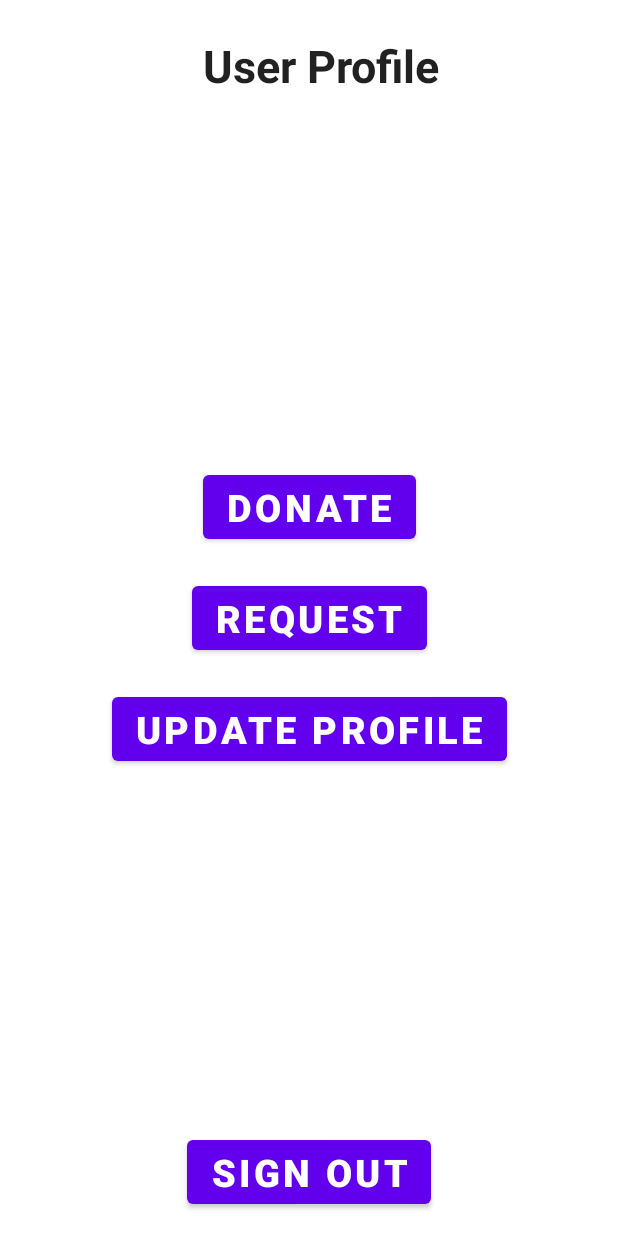
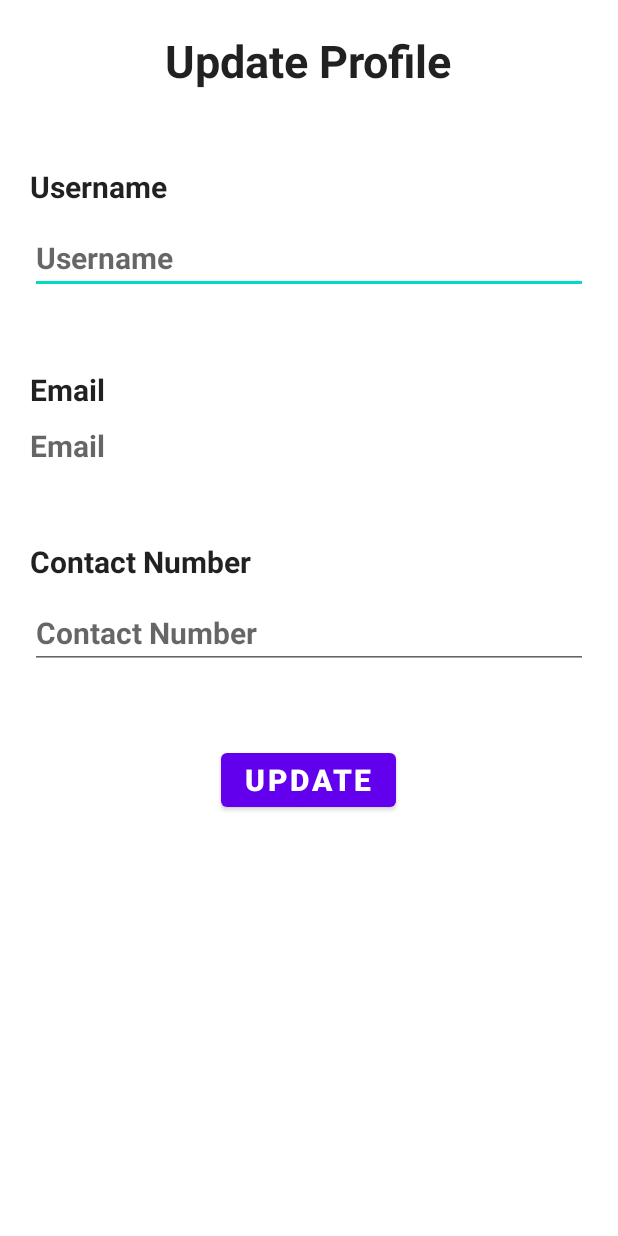
Before and after one commit to VaradMash/annadata_application, an Android app: the screen it shows after launch once a user with an empty profile is signed in (UserProfile before the commit, UpdateProfile after it), after a tap on "UPDATE PROFILE", on a phone screen of 412 x 824 dp. Run offline under Robolectric (Android 15) with nearby library versions, the phone set to English and light mode, and no system bars; our stand-ins replace Firebase (no records; nobody signed in at launch, a user with empty details on screens opened directly).

Commit message:
Update Profile activity updated. Working back-end routine added.

```diff
--- /dev/null
+++ b/app/src/main/java/com/example/annadata/UpdateProfile.java
@@ -0,0 +1,137 @@
+package com.example.annadata;
+
+import androidx.annotation.NonNull;
+import androidx.annotation.Nullable;
+import androidx.appcompat.app.AppCompatActivity;
+import androidx.appcompat.app.AppCompatDelegate;
+
+import android.content.Intent;
+import android.os.Bundle;
+import android.view.View;
+import android.widget.Button;
+import android.widget.EditText;
+import android.widget.ProgressBar;
+import android.widget.TextView;
+import android.widget.Toast;
+
+import com.google.android.gms.tasks.OnCompleteListener;
+import com.google.android.gms.tasks.Task;
+import com.google.firebase.auth.FirebaseAuth;
+import com.google.firebase.firestore.DocumentReference;
+import com.google.firebase.firestore.DocumentSnapshot;
+import com.google.firebase.firestore.EventListener;
+import com.google.firebase.firestore.FirebaseFirestore;
+import com.google.firebase.firestore.FirebaseFirestoreException;
+
+import java.util.HashMap;
+import java.util.Map;
+
+public class UpdateProfile extends AppCompatActivity {
+
+    TextView tvUpdateEmail;
+    EditText etUpdateContactNumber, etUpdateUsername;
+    DocumentReference userDocument;
+    Button btnUpdateDetails;
+    ProgressBar pbUpdateProfile;
+    boolean remember_me;
+    private int successful_orders;
+
+    @Override
+    protected void onCreate(Bundle savedInstanceState) {
+        super.onCreate(savedInstanceState);
+        setContentView(R.layout.activity_update_profile);
+        //Deactivate night mode.
+        AppCompatDelegate.setDefaultNightMode(AppCompatDelegate.MODE_NIGHT_NO);
+        //Get "remember_me" value.
+        remember_me = getIntent().getBooleanExtra("remember_me", true);
+        //Get current user UID.
+        String uid = FirebaseAuth.getInstance().getCurrentUser().getUid();
+        //Initialize widgets.
+        tvUpdateEmail = (TextView)findViewById(R.id.tvUpdateEmail);
+        etUpdateUsername = (EditText)findViewById(R.id.etUpdateUsername);
+        etUpdateContactNumber = (EditText)findViewById(R.id.etUpdateContactNumber);
+        userDocument = FirebaseFirestore.getInstance().collection("users").document(uid);
+        btnUpdateDetails = (Button)findViewById(R.id.btnUpdateDetails);
+        pbUpdateProfile = (ProgressBar)findViewById(R.id.pbUpdateProfile);
+        //Set on click listener update profile.
+        btnUpdateDetails.setOnClickListener(new View.OnClickListener() {
+            @Override
+            public void onClick(View v) {
+                String username = etUpdateUsername.getText().toString();
+                String contact_number = etUpdateContactNumber.getText().toString();
+                String email = tvUpdateEmail.getText().toString();
+                if (username.isEmpty() || contact_number.isEmpty())
+                {
+                    if (username.isEmpty())
+                    {
+                        etUpdateUsername.setError("Username cannot be empty !");
+                        etUpdateUsername.requestFocus();
+                    }
+                    if (contact_number.isEmpty())
+                    {
+                        etUpdateContactNumber.setError("Contact Number cannot be empty !");
+                        etUpdateContactNumber.requestFocus();
+                    }
+                }
+                else
+                {
+                    pbUpdateProfile.setVisibility(View.VISIBLE);
+                    Map<String, Object> map = new HashMap<>();
+                    map.put("username", username);
+                    map.put("contact_number", contact_number);
+                    map.put("successful_orders", successful_orders);
+                    map.put("email", email);
+                    userDocument.set(map)
+                            .addOnCompleteListener(new OnCompleteListener<Void>() {
+                                @Override
+                                public void onComplete(@NonNull Task<Void> task) {
+                                    if (task.isSuccessful())
+                                    {
+                                        Toast.makeText(getApplicationContext(), "User details updated !", Toast.LENGTH_SHORT).show();
+                                    }
+                                    else
+                                    {
+                                        Toast.makeText(getApplicationContext(), "User details could not be updated !", Toast.LENGTH_SHORT).show();
+                                    }
+                                    pbUpdateProfile.setVisibility(View.GONE);
+                                }
+                            });
+                }
+            }
+        });
+    }
+
+    @Override
+    protected void onStart() {
+        super.onStart();
+        userDocument.addSnapshotListener(new EventListener<DocumentSnapshot>() {
+            @Override
+            public void onEvent(@Nullable DocumentSnapshot value, @Nullable FirebaseFirestoreException error) {
+                /*
+                 * Input : None
+                 * Utility : Set value fields to respective values.
+                 * Output : None.
+                 */
+                tvUpdateEmail.setText(value.getString("email"));
+                etUpdateContactNumber.setText(value.getString("contact_number"));
+                etUpdateUsername.setText(value.getString("username"));
+            }
+        });
+    }
+
+    @Override
+    public void onBackPressed() {
+        super.onBackPressed();
+        /*
+         * Input : None
+         * Utility : Navigate back to user profile.
+         * Output : Launch user profile activity.
+         */
+        //Initialize intent
+        Intent intent = new Intent(getApplicationContext(), UserProfile.class);
+        intent.putExtra("remember_me", remember_me);
+        startActivity(intent);
+        //Destroy current activity
+        UpdateProfile.this.finish();
+    }
+}
--- a/app/src/main/java/com/example/annadata/UserProfile.java
+++ b/app/src/main/java/com/example/annadata/UserProfile.java
@@ -60,10 +60,13 @@ public class UserProfile extends AppCompatActivity {
                  * Utility : Launch Update profile activity.
                  * Output : None
                  */
-
+                //Initialize Intent
+                Intent intent = new Intent(getApplicationContext(), UpdateProfile.class);
+                startActivity(intent);
+                //Destroy current profile.
+                UserProfile.this.finish();
             }
         });
-
         //Capture remember me value from previous intent.
         Intent intent = getIntent();
         remember_me = intent.getBooleanExtra("remember_me", false);
@@ -71,7 +74,6 @@ public class UserProfile extends AppCompatActivity {
 
     @Override
     public void onBackPressed() {
-
         /*
          * Input : None
          * Utility: On pressing back button, sign out user if requested.
--- /dev/null
+++ b/app/src/main/res/layout/activity_update_profile.xml
@@ -0,0 +1,114 @@
+<?xml version="1.0" encoding="utf-8"?>
+<androidx.constraintlayout.widget.ConstraintLayout xmlns:android="http://schemas.android.com/apk/res/android"
+    xmlns:app="http://schemas.android.com/apk/res-auto"
+    xmlns:tools="http://schemas.android.com/tools"
+    android:layout_width="match_parent"
+    android:layout_height="match_parent"
+    android:padding="20dp"
+    tools:context=".UpdateProfile">
+
+
+    <ScrollView
+        android:layout_width="match_parent"
+        android:layout_height="match_parent">
+
+        <LinearLayout
+            android:layout_width="match_parent"
+            android:layout_height="wrap_content"
+            android:orientation="vertical">
+
+            <TextView
+                android:layout_width="wrap_content"
+                android:layout_height="wrap_content"
+                android:layout_gravity="center_horizontal"
+                android:text="@string/update_profile"
+                android:textAppearance="@style/TextAppearance.AppCompat.Large"
+                android:textSize="30sp"
+                android:textStyle="bold" />
+
+            <TextView
+                android:layout_width="wrap_content"
+                android:layout_height="wrap_content"
+                android:paddingTop="50dp"
+                android:text="@string/username"
+                android:textAppearance="@style/TextAppearance.AppCompat.Large"
+                android:textSize="20sp"
+                android:textStyle="bold" />
+
+            <EditText
+                android:id="@+id/etUpdateUsername"
+                android:layout_width="match_parent"
+                android:layout_height="wrap_content"
+                android:layout_marginTop="10dp"
+                android:ems="10"
+                android:hint="@string/username"
+                android:inputType="text"
+                android:textSize="20sp"
+                android:textStyle="bold" />
+
+            <TextView
+                android:layout_width="wrap_content"
+                android:layout_height="wrap_content"
+                android:paddingTop="50dp"
+                android:text="@string/email"
+                android:textAppearance="@style/TextAppearance.AppCompat.Large"
+                android:textSize="20sp"
+                android:textStyle="bold" />
+
+            <TextView
+                android:id="@+id/tvUpdateEmail"
+                android:layout_width="match_parent"
+                android:layout_height="wrap_content"
+                android:hint="@string/email"
+                android:paddingTop="10dp"
+                android:textSize="20sp"
+                android:textStyle="bold" />
+
+            <TextView
+                android:layout_width="wrap_content"
+                android:layout_height="wrap_content"
+                android:paddingTop="50dp"
+                android:text="@string/contact_number"
+                android:textAppearance="@style/TextAppearance.AppCompat.Large"
+                android:textSize="20sp"
+                android:textStyle="bold" />
+
+
+            <EditText
+                android:id="@+id/etUpdateContactNumber"
+                android:layout_width="match_parent"
+                android:layout_height="wrap_content"
+                android:layout_marginTop="10dp"
+                android:hint="@string/contact_number"
+                android:textSize="20sp"
+                android:textStyle="bold" />
+
+            <Button
+                android:id="@+id/btnUpdateDetails"
+                android:layout_width="wrap_content"
+                android:layout_height="wrap_content"
+                android:layout_gravity="center_horizontal"
+                android:layout_marginTop="50dp"
+                android:textStyle="bold"
+                android:textSize="20sp"
+                android:text="@string/update" />
+
+            <ProgressBar
+                android:id="@+id/pbUpdateProfile"
+                android:layout_width="wrap_content"
+                android:layout_height="wrap_content"
+                android:layout_gravity="center_horizontal"
+                android:layout_marginTop="30dp"
+                android:visibility="gone"/>
+
+            <!-- Ghost View added to Fit scrollView Widgets -->
+            <View
+                android:layout_width="match_parent"
+                android:layout_height="50dp" />
+
+        </LinearLayout>
+
+    </ScrollView>
+
+
+</androidx.constraintlayout.widget.ConstraintLayout>
--- a/app/src/main/res/layout/activity_user_profile.xml
+++ b/app/src/main/res/layout/activity_user_profile.xml
@@ -5,6 +5,7 @@
     android:layout_width="match_parent"
     android:layout_height="match_parent"
     android:padding="15dp"
+    android:background="@drawable/blue_abstract_background"
     tools:context=".UserProfile">
 
     <TextView
@@ -29,7 +30,7 @@
         android:layout_width="wrap_content"
         android:layout_height="wrap_content"
         android:text="@string/donate"
-        android:textSize="25sp"
+        android:textSize="20sp"
         android:textStyle="bold"
         app:layout_constraintBottom_toBottomOf="parent"
         app:layout_constraintEnd_toEndOf="parent"
@@ -42,7 +43,7 @@
         android:layout_width="wrap_content"
         android:layout_height="wrap_content"
         android:text="@string/request"
-        android:textSize="25sp"
+        android:textSize="20sp"
         android:textStyle="bold"
         app:layout_constraintBottom_toBottomOf="parent"
         app:layout_constraintEnd_toEndOf="parent"
@@ -55,7 +56,7 @@
         android:layout_width="wrap_content"
         android:layout_height="wrap_content"
         android:text="@string/update_profile"
-        android:textSize="25sp"
+        android:textSize="20sp"
         android:textStyle="bold"
         app:layout_constraintBottom_toBottomOf="parent"
         app:layout_constraintEnd_toEndOf="parent"
@@ -80,7 +81,7 @@
         android:layout_width="wrap_content"
         android:layout_height="wrap_content"
         android:text="@string/sign_out"
-        android:textSize="25sp"
+        android:textSize="20sp"
         android:textStyle="bold"
         app:layout_constraintBottom_toBottomOf="parent"
         app:layout_constraintEnd_toEndOf="parent"
--- a/app/src/main/res/values/strings.xml
+++ b/app/src/main/res/values/strings.xml
@@ -26,4 +26,5 @@
     <string name="exit_message">Are you sure you want to Exit?</string>
     <string name="yes">Yes</string>
     <string name="no">No</string>
+    <string name="update">Update</string>
 </resources>
```
Also changed, not shown: app/src/main/AndroidManifest.xml (+10 -7 lines), app/src/main/res/layout/activity_login.xml (+50 -57 lines).
